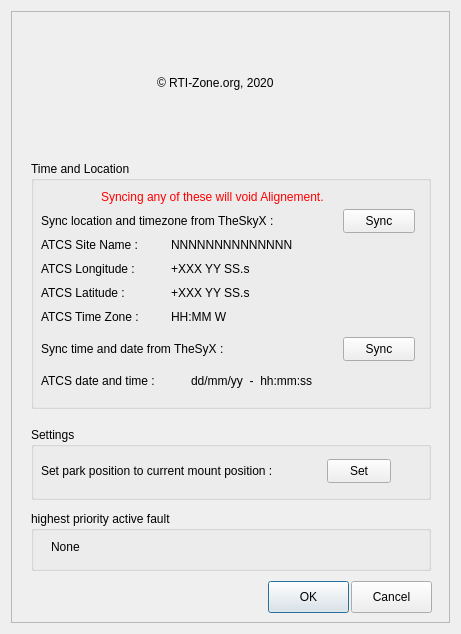
Qt form AstroTrac.ui (mcgillca/AstroTrac) before a commit.
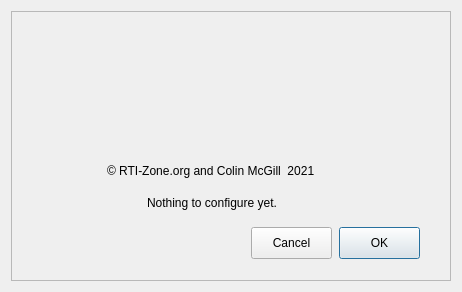
The same form after that commit. Icons and pictures are not drawn. Custom widgets are drawn as their Qt base class.

Commit message: Remove some of the settings dialog control as there is nothing to configure yet.

What changed in the file:
```diff
--- a/AstroTrac.ui
+++ b/AstroTrac.ui
@@ -6,8 +6,8 @@
    <rect>
     <x>0</x>
     <y>0</y>
-    <width>461</width>
-    <height>634</height>
+    <width>462</width>
+    <height>292</height>
    </rect>
   </property>
   <property name="sizePolicy">
@@ -18,14 +18,14 @@
   </property>
   <property name="minimumSize">
    <size>
-    <width>461</width>
-    <height>634</height>
+    <width>462</width>
+    <height>292</height>
    </size>
   </property>
   <property name="maximumSize">
    <size>
-    <width>461</width>
-    <height>634</height>
+    <width>462</width>
+    <height>292</height>
    </size>
   </property>
   <property name="windowTitle">
@@ -70,8 +70,8 @@
      <widget class="QPushButton" name="pushButtonOK">
       <property name="geometry">
        <rect>
-        <x>257</x>
-        <y>570</y>
+        <x>328</x>
+        <y>216</y>
         <width>81</width>
         <height>32</height>
        </rect>
@@ -86,8 +86,8 @@
      <widget class="QPushButton" name="pushButtonCancel">
       <property name="geometry">
        <rect>
-        <x>340</x>
-        <y>570</y>
+        <x>240</x>
+        <y>216</y>
         <width>81</width>
         <height>32</height>
        </rect>
@@ -96,308 +96,26 @@
        <string>Cancel</string>
       </property>
      </widget>
-     <widget class="QGroupBox" name="groupBox">
-      <property name="geometry">
-       <rect>
-        <x>20</x>
-        <y>150</y>
-        <width>400</width>
-        <height>248</height>
-       </rect>
-      </property>
-      <property name="title">
-       <string>Time and Location</string>
-      </property>
-      <widget class="QPushButton" name="pushButton">
-       <property name="geometry">
-        <rect>
-         <x>312</x>
-         <y>48</y>
-         <width>72</width>
-         <height>24</height>
-        </rect>
-       </property>
-       <property name="text">
-        <string>Sync</string>
-       </property>
-      </widget>
-      <widget class="QLabel" name="label">
-       <property name="geometry">
-        <rect>
-         <x>10</x>
-         <y>48</y>
-         <width>290</width>
-         <height>24</height>
-        </rect>
-       </property>
-       <property name="text">
-        <string>Sync location and timezone from TheSkyX :</string>
-       </property>
-       <property name="alignment">
-        <set>Qt::AlignLeading|Qt::AlignLeft|Qt::AlignVCenter</set>
-       </property>
-      </widget>
-      <widget class="QLabel" name="label_2">
-       <property name="geometry">
-        <rect>
-         <x>10</x>
-         <y>176</y>
-         <width>280</width>
-         <height>24</height>
-        </rect>
-       </property>
-       <property name="text">
-        <string>Sync time and date from TheSyX :</string>
-       </property>
-       <property name="alignment">
-        <set>Qt::AlignLeading|Qt::AlignLeft|Qt::AlignVCenter</set>
-       </property>
-      </widget>
-      <widget class="QPushButton" name="pushButton_2">
-       <property name="geometry">
-        <rect>
-         <x>312</x>
-         <y>176</y>
-         <width>72</width>
-         <height>24</height>
-        </rect>
-       </property>
-       <property name="text">
-        <string>Sync</string>
-       </property>
-      </widget>
-      <widget class="QLabel" name="label_3">
-       <property name="geometry">
-        <rect>
-         <x>70</x>
-         <y>24</y>
-         <width>260</width>
-         <height>24</height>
-        </rect>
-       </property>
-       <property name="text">
-        <string>&lt;html&gt;&lt;head/&gt;&lt;body&gt;&lt;p&gt;&lt;span style=&quot; color:#ff0000;&quot;&gt;Syncing any of these will void Alignement.&lt;/span&gt;&lt;/p&gt;&lt;/body&gt;&lt;/html&gt;</string>
-       </property>
-      </widget>
-      <widget class="QLabel" name="label_4">
-       <property name="geometry">
-        <rect>
-         <x>10</x>
-         <y>208</y>
-         <width>144</width>
-         <height>24</height>
-        </rect>
-       </property>
-       <property name="text">
-        <string>ATCS date and time :</string>
-       </property>
-      </widget>
-      <widget class="QLabel" name="time_date">
-       <property name="geometry">
-        <rect>
-         <x>160</x>
-         <y>208</y>
-         <width>176</width>
-         <height>24</height>
-        </rect>
-       </property>
-       <property name="text">
-        <string>dd/mm/yy  -  hh:mm:ss</string>
-       </property>
-      </widget>
-      <widget class="QLabel" name="label_8">
-       <property name="geometry">
-        <rect>
-         <x>10</x>
-         <y>72</y>
-         <width>120</width>
-         <height>24</height>
-        </rect>
-       </property>
-       <property name="text">
-        <string>ATCS Site Name :</string>
-       </property>
-      </widget>
-      <widget class="QLabel" name="siteName">
-       <property name="geometry">
-        <rect>
-         <x>140</x>
-         <y>72</y>
-         <width>200</width>
-         <height>24</height>
-        </rect>
-       </property>
-       <property name="text">
-        <string>NNNNNNNNNNNNNN</string>
-       </property>
-      </widget>
-      <widget class="QLabel" name="label_9">
-       <property name="geometry">
-        <rect>
-         <x>10</x>
-         <y>96</y>
-         <width>110</width>
-         <height>24</height>
-        </rect>
-       </property>
-       <property name="text">
-        <string>ATCS Longitude :</string>
-       </property>
-      </widget>
-      <widget class="QLabel" name="longitude">
-       <property name="geometry">
-        <rect>
-         <x>140</x>
-         <y>96</y>
-         <width>100</width>
-         <height>24</height>
-        </rect>
-       </property>
-       <property name="text">
-        <string>+XXX YY SS.s</string>
-       </property>
-      </widget>
-      <widget class="QLabel" name="label_11">
-       <property name="geometry">
-        <rect>
-         <x>10</x>
-         <y>120</y>
-         <width>110</width>
-         <height>24</height>
-        </rect>
-       </property>
-       <property name="text">
-        <string>ATCS Latitude :</string>
-       </property>
-      </widget>
-      <widget class="QLabel" name="latitude">
-       <property name="geometry">
-        <rect>
-         <x>140</x>
-         <y>120</y>
-         <width>100</width>
-         <height>24</height>
-        </rect>
-       </property>
-       <property name="text">
-        <string>+XXX YY SS.s</string>
-       </property>
-      </widget>
-      <widget class="QLabel" name="label_12">
-       <property name="geometry">
-        <rect>
-         <x>10</x>
-         <y>144</y>
-         <width>110</width>
-         <height>24</height>
-        </rect>
-       </property>
-       <property name="text">
-        <string>ATCS Time Zone :</string>
-       </property>
-      </widget>
-      <widget class="QLabel" name="timezone">
-       <property name="geometry">
-        <rect>
-         <x>140</x>
-         <y>144</y>
-         <width>80</width>
-         <height>24</height>
-        </rect>
-       </property>
-       <property name="text">
-        <string>HH:MM W</string>
-       </property>
-      </widget>
-     </widget>
-     <widget class="QGroupBox" name="groupBox_2">
-      <property name="geometry">
-       <rect>
-        <x>20</x>
-        <y>416</y>
-        <width>400</width>
-        <height>73</height>
-       </rect>
-      </property>
-      <property name="title">
-       <string>Settings</string>
-      </property>
-      <widget class="QLabel" name="label_6">
-       <property name="geometry">
-        <rect>
-         <x>10</x>
-         <y>32</y>
-         <width>270</width>
-         <height>24</height>
-        </rect>
-       </property>
-       <property name="text">
-        <string>Set park position to current mount position :</string>
-       </property>
-       <property name="alignment">
-        <set>Qt::AlignLeading|Qt::AlignLeft|Qt::AlignVCenter</set>
-       </property>
-      </widget>
-      <widget class="QPushButton" name="pushButton_3">
-       <property name="geometry">
-        <rect>
-         <x>296</x>
-         <y>32</y>
-         <width>64</width>
-         <height>24</height>
-        </rect>
-       </property>
-       <property name="text">
-        <string>Set</string>
-       </property>
-      </widget>
-     </widget>
-     <widget class="QGroupBox" name="groupBox_4">
-      <property name="geometry">
-       <rect>
-        <x>20</x>
-        <y>500</y>
-        <width>400</width>
-        <height>60</height>
-       </rect>
-      </property>
-      <property name="title">
-       <string>highest priority active fault</string>
-      </property>
-      <widget class="QLabel" name="activeFault">
-       <property name="geometry">
-        <rect>
-         <x>20</x>
-         <y>24</y>
-         <width>360</width>
-         <height>24</height>
-        </rect>
-       </property>
-       <property name="text">
-        <string>None</string>
-       </property>
-      </widget>
-     </widget>
      <widget class="QLabel" name="label_5">
       <property name="geometry">
        <rect>
-        <x>146</x>
-        <y>56</y>
-        <width>144</width>
+        <x>96</x>
+        <y>144</y>
+        <width>240</width>
         <height>32</height>
        </rect>
       </property>
       <property name="text">
-       <string>© RTI-Zone.org, 2020</string>
+       <string>© RTI-Zone.org and Colin McGill  2021</string>
       </property>
      </widget>
      <widget class="QLabel" name="label_logo_2">
       <property name="geometry">
        <rect>
-        <x>138</x>
-        <y>8</y>
-        <width>160</width>
-        <height>43</height>
+        <x>144</x>
+        <y>16</y>
+        <width>129</width>
+        <height>121</height>
        </rect>
       </property>
       <property name="text">
@@ -410,7 +128,20 @@
        <set>Qt::AlignCenter</set>
       </property>
       <property name="X2_PhotoFileName" stdset="0">
-       <string>RainbowAstro.png</string>
+       <string>AstroTrac360.png</string>
+      </property>
+     </widget>
+     <widget class="QLabel" name="label">
+      <property name="geometry">
+       <rect>
+        <x>136</x>
+        <y>184</y>
+        <width>160</width>
+        <height>16</height>
+       </rect>
+      </property>
+      <property name="text">
+       <string>Nothing to configure yet.</string>
       </property>
      </widget>
     </widget>
```
Left out of the diff: 7 changed lines with no effect on the pictures. The commit also changes 3 other files.
